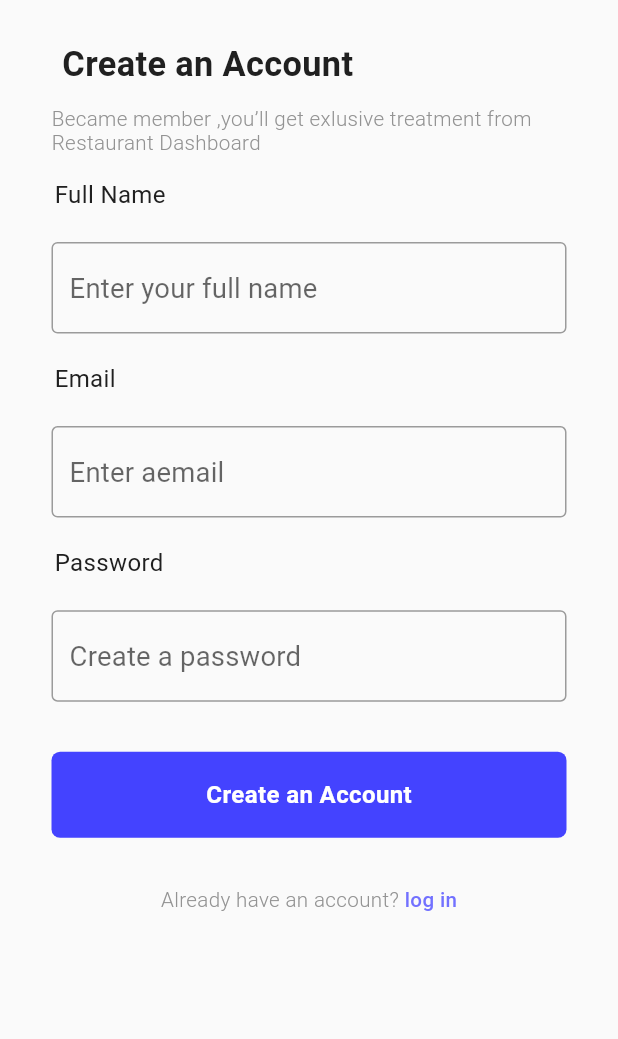
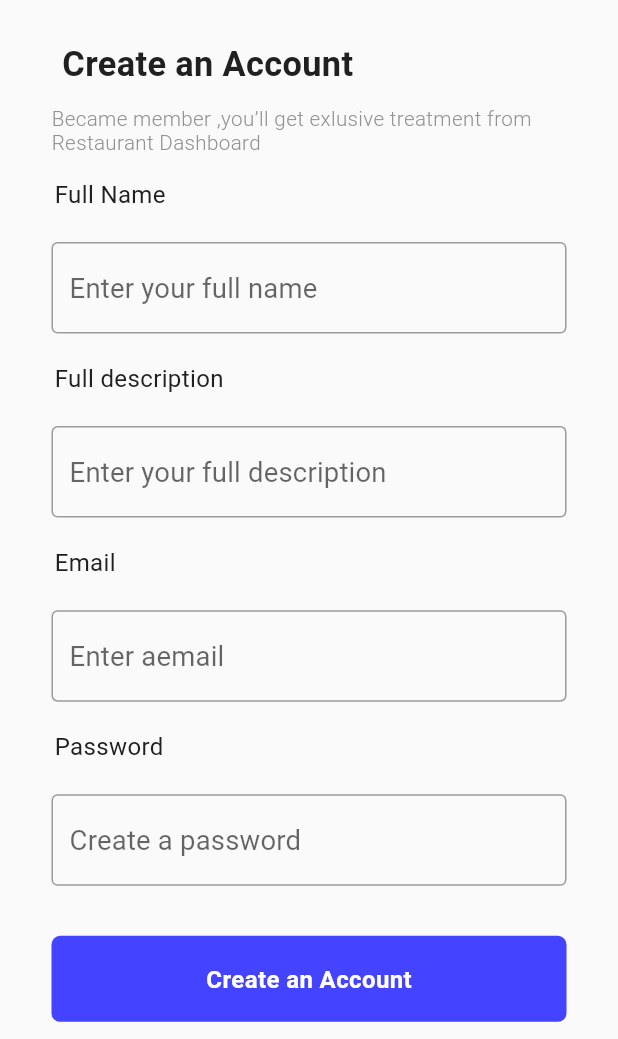
Before and after one commit to MuhanadIbrahim/food_delivery_app_restaurant, a Flutter app: the SignUpBodyScrean screen opened directly, on a phone screen of 412 x 824 dp, the part 197-1236 px from its top. Run offline on Flutter 3.47's test engine with Material 2 defaults, Android fonts, the phone set to English and light mode, and no system bars; our stand-ins replace bloc, cloud_firestore, device_preview, equatable, firebase_auth, firebase_core and 5 more; missing offline and left inert: dart:ffi; accounts and stored records are empty; Roboto replaces fonts that are missing (Poppins); statements that could not run were skipped.

Commit message:
display the description field and handle error in the home screan

```diff
--- a/lib/presentation/body_screans.dart/sign_up_body_screan.dart
+++ b/lib/presentation/body_screans.dart/sign_up_body_screan.dart
@@ -19,6 +19,8 @@ class _SignUpBodyScreanState extends State<SignUpBodyScrean> {
   String? password;
 
   String? name;
+
+  String? description;
 
   GlobalKey<FormState> formkey = GlobalKey();
 
@@ -139,6 +141,41 @@ class _SignUpBodyScreanState extends State<SignUpBodyScrean> {
                           height: 28.h,
                         ),
                         Text(
+                          'Full description ',
+                          textAlign: TextAlign.center,
+                          style: TextStyle(
+                            color: const Color(0xFF202020),
+                            fontSize: 14.sp,
+                            fontFamily: 'Poppins',
+                            fontWeight: FontWeight.w400,
+                            height: 0.12.h,
+                          ),
+                        ),
+                        SizedBox(
+                          height: 22.h,
+                        ),
+                        TextFormField(
+                          style: TextStyle(color: Colors.black),
+                          onChanged: (value) {
+                            description = value;
+                          },
+                          validator: (value) {
+                            if (value!.isEmpty) {
+                              return 'please fill this field';
+                            } else if (value.length > 100) {
+                              return 'description too long';
+                            }
+                            return null;
+                          },
+                          decoration: InputDecoration(
+                            border: OutlineInputBorder(),
+                            hintText: 'Enter your full description',
+                          ),
+                        ),
+                        SizedBox(
+                          height: 28.h,
+                        ),
+                        Text(
                           'Email ',
                           textAlign: TextAlign.center,
                           style: TextStyle(
@@ -209,7 +246,9 @@ class _SignUpBodyScreanState extends State<SignUpBodyScrean> {
                                     MyRestaurant myRestaurant =
                                         MyRestaurant.empty;
                                     myRestaurant = myRestaurant.copyWith(
-                                        email: email, name: name);
+                                        description: description,
+                                        email: email,
+                                        name: name);
                                     setState(() {
                                       context.read<SignUpBloc>().add(
                                           SignUpRequired(myRestaurant,
```
Also changed, not shown: lib/presentation/screans/home_screan.dart (+7 -5 lines).
